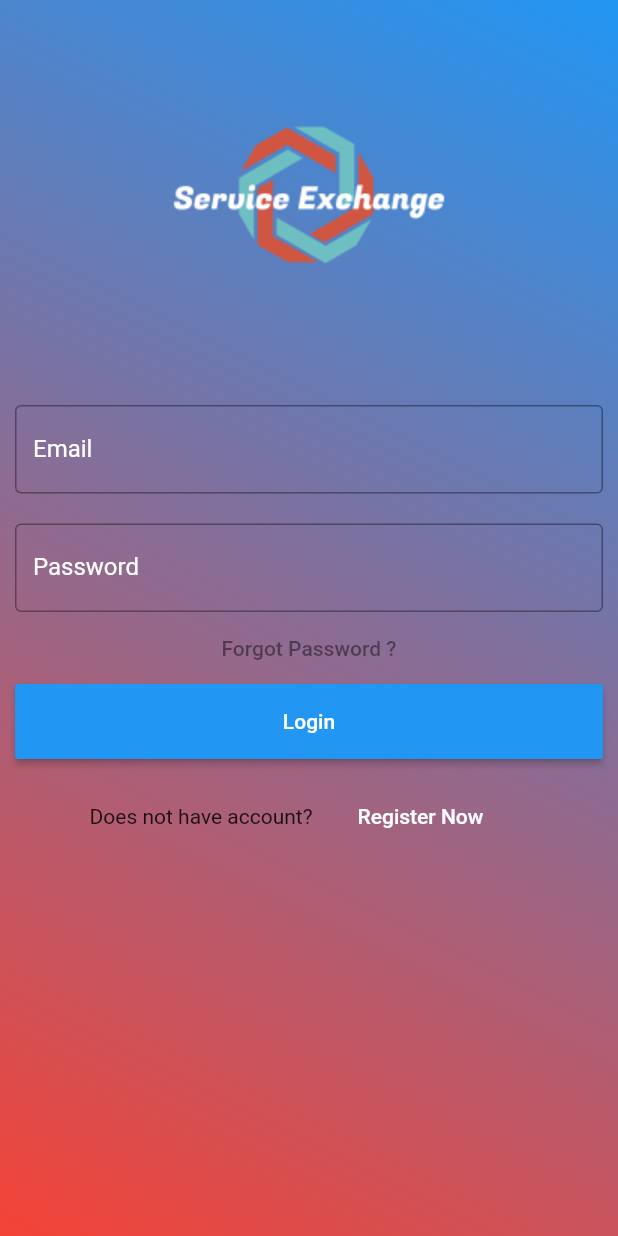
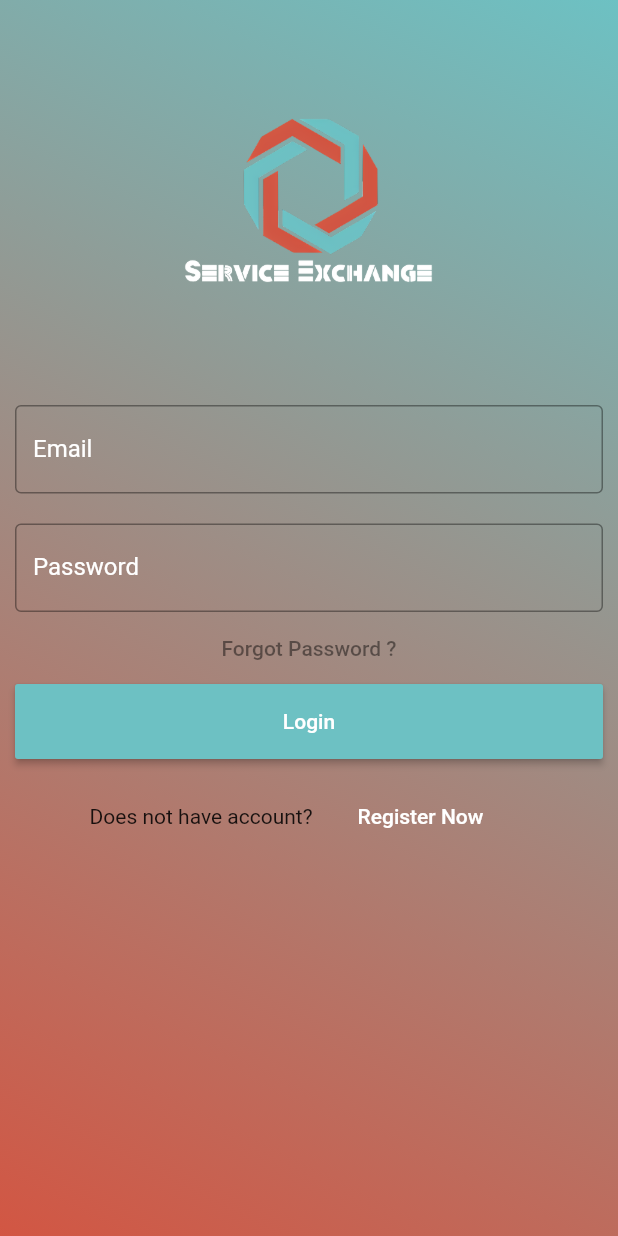
Before and after one commit to MuhammadAbdulSalam/skill_exchange_flutter, a Flutter app: the screen it shows after launch, on a phone screen of 412 x 824 dp. Run offline on Flutter 3.47's test engine with Material 2 defaults, Android fonts, the phone set to English and light mode, and no system bars.

Commit message:
updated colors

```diff
--- a/lib/loginviews/LoginActivity.dart
+++ b/lib/loginviews/LoginActivity.dart
@@ -2,6 +2,7 @@
 
 
 import 'package:flutter/material.dart';
+import 'package:service_exchange_multi/utils/Constants.dart';
 
 class LoginActivity extends StatefulWidget {
   @override
@@ -19,7 +20,7 @@ class _LoginState extends State<LoginActivity>{
             gradient: LinearGradient(
             begin: Alignment.topRight,
             end: Alignment.bottomLeft,
-            colors: [Colors.blue, Colors.red])),
+            colors: [Constants.DEFAULT_BLUE, Constants.DEFAULT_ORANGE])),
 
             child: ListView(
               children: <Widget>[
@@ -64,7 +65,7 @@ class _LoginState extends State<LoginActivity>{
                     padding: EdgeInsets.fromLTRB(10, 0, 10, 0),
                     child: RaisedButton(
                       textColor: Colors.white,
-                      color: Colors.blue,
+                      color: Constants.DEFAULT_BLUE,
                       child: Text('Login'),
                       onPressed: () {
                     //TODO
--- a/lib/main.dart
+++ b/lib/main.dart
@@ -1,6 +1,7 @@
 import 'dart:async';
 
 import 'package:flutter/material.dart';
+import 'package:service_exchange_multi/utils/Constants.dart';
 
 import 'loginviews/LoginActivity.dart';
 
@@ -50,7 +51,7 @@ class _SplashScreenState extends State<SplashScreen> {
               gradient: LinearGradient(
                   begin: Alignment.topRight,
                   end: Alignment.bottomLeft,
-                  colors: [Colors.blue, Colors.red])),
+                  colors: [Constants.DEFAULT_BLUE, Constants.DEFAULT_ORANGE])),
 
           child: new Image.asset('images/logo_main.png', width: 10.00, height: 10.00),
         )
--- /dev/null
+++ b/lib/utils/Constants.dart
@@ -0,0 +1,13 @@
+
+
+import 'dart:ui';
+
+class Constants{
+
+  static const DEFAULT_BLUE =  Color(0xFF6dc1c3);
+  static const DEFAULT_ORANGE = Color(0xFFd25643);
+  static const DEFAULT_BUTTON =  Color(0xFF6dc1c3);
+
+
+
+}
```
Also changed, not shown: images/logo_main.png, lib/loginviews/LoginMainView.dart (added).
